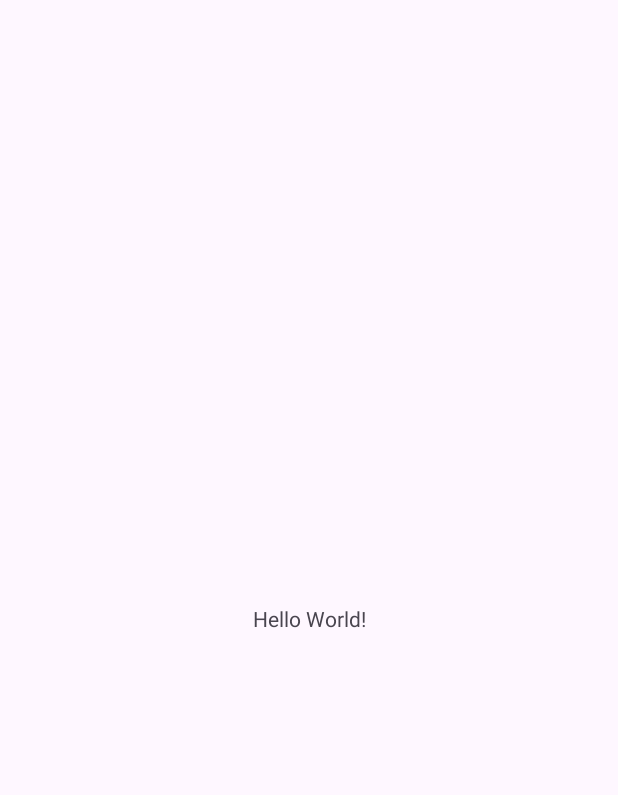
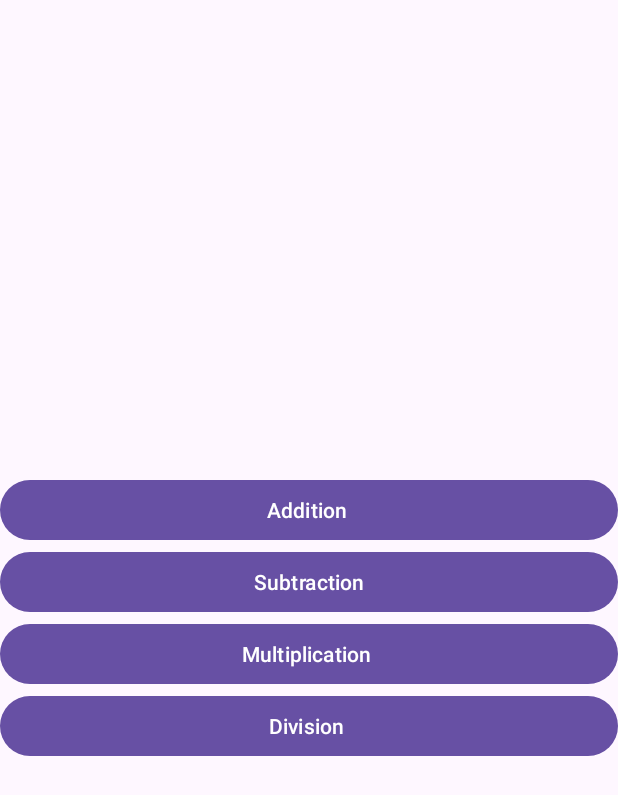
Before and after one commit to akshayaks7/newcalculatoreapp, an Android app: the screen it shows after launch (MainActivity), on a phone screen of 412 x 824 dp. Before the commit the part shown is almost empty. Shown: the top 795 px of the screen. Run offline under Robolectric (Android 15) with nearby library versions, the phone set to English and light mode, and no system bars.

Commit message:
addition

```diff
--- a/app/src/main/AndroidManifest.xml
+++ b/app/src/main/AndroidManifest.xml
@@ -13,6 +13,9 @@
         android:theme="@style/Theme.NewCalculatorApp"
         tools:targetApi="31">
         <activity
+            android:name=".addition"
+            android:exported="false" />
+        <activity
             android:name=".MainActivity"
             android:exported="true">
             <intent-filter>
--- a/app/src/main/java/com/example/newcalculatorapp/MainActivity.java
+++ b/app/src/main/java/com/example/newcalculatorapp/MainActivity.java
@@ -1,6 +1,9 @@
 package com.example.newcalculatorapp;
 
+import android.content.Intent;
 import android.os.Bundle;
+import android.view.View;
+import android.widget.Button;
 
 import androidx.activity.EdgeToEdge;
 import androidx.appcompat.app.AppCompatActivity;
@@ -9,12 +12,20 @@ import androidx.core.view.ViewCompat;
 import androidx.core.view.WindowInsetsCompat;
 
 public class MainActivity extends AppCompatActivity {
-
+    Button btn1;
     @Override
     protected void onCreate(Bundle savedInstanceState) {
         super.onCreate(savedInstanceState);
         EdgeToEdge.enable(this);
         setContentView(R.layout.activity_main);
 
+        btn1=(Button) findViewById(R.id.addbtn);
+        btn1.setOnClickListener(new View.OnClickListener() {
+            @Override
+            public void onClick(View v) {
+                Intent obj= new Intent(getApplicationContext(), addition.class);
+                startActivity(obj);
+            }
+        });
     }
 }
--- a/app/src/main/res/layout/activity_main.xml
+++ b/app/src/main/res/layout/activity_main.xml
@@ -1,19 +1,23 @@
-<?xml version="1.0" encoding="utf-8"?>
-<androidx.constraintlayout.widget.ConstraintLayout xmlns:android="http://schemas.android.com/apk/res/android"
-    xmlns:app="http://schemas.android.com/apk/res-auto"
-    xmlns:tools="http://schemas.android.com/tools"
-    android:id="@+id/main"
+<LinearLayout android:layout_height="match_parent"
     android:layout_width="match_parent"
-    android:layout_height="match_parent"
-    tools:context=".MainActivity">
-
-    <TextView
-        android:layout_width="wrap_content"
+    android:orientation="vertical"
+    android:gravity="center"
+    xmlns:android="http://schemas.android.com/apk/res/android">
+     <Button
+         android:layout_width="match_parent"
+         android:layout_height="wrap_content"
+         android:text="Addition "
+         android:id="@+id/addbtn"/>
+    <Button
+        android:layout_width="match_parent"
         android:layout_height="wrap_content"
-        android:text="Hello World!"
-        app:layout_constraintBottom_toBottomOf="parent"
-        app:layout_constraintEnd_toEndOf="parent"
-        app:layout_constraintStart_toStartOf="parent"
-        app:layout_constraintTop_toTopOf="parent" />
-
-</androidx.constraintlayout.widget.ConstraintLayout>
+        android:text="Subtraction"/>
+    <Button
+        android:layout_width="match_parent"
+        android:layout_height="wrap_content"
+        android:text="Multiplication "/>
+    <Button
+        android:layout_width="match_parent"
+        android:layout_height="wrap_content"
+        android:text="Division "/>
+</LinearLayout>
```
Also changed, not shown: app/src/main/java/com/example/newcalculatorapp/addition.java (added, +48 -0 lines), app/src/main/res/layout/activity_addition.xml (added, +34 -0 lines).
